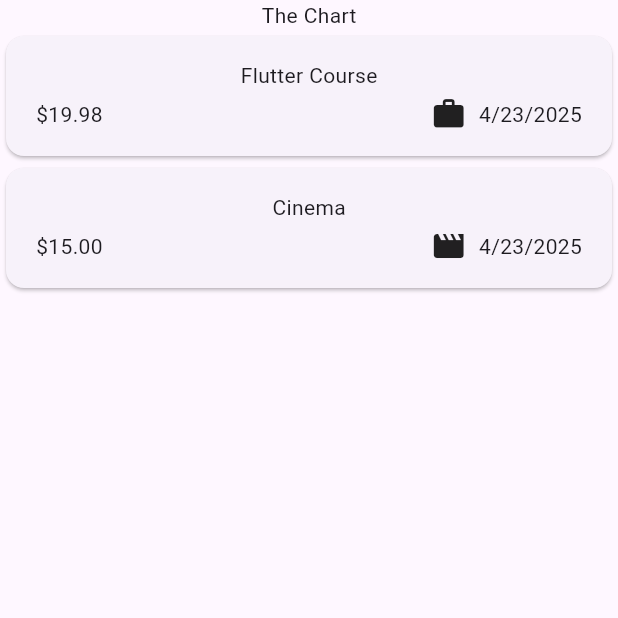
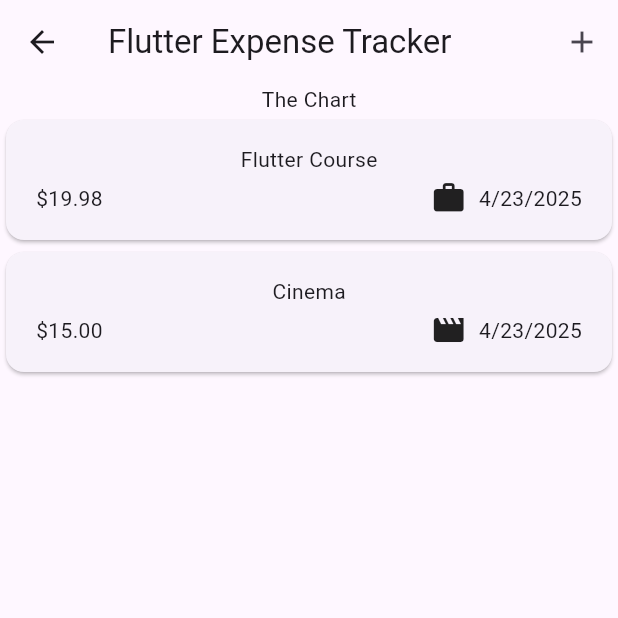
Before and after one commit to dhikadityre/ExpenseTrackerFt, a Flutter app: the screen it shows after launch, on a phone screen of 412 x 824 dp, the top half of it. Run offline on Flutter 3.47's test engine with Material 3 defaults, Android fonts, the phone set to English and light mode, and no system bars.

Commit message:
feat: Setting an AppBar with a Title and Custom Action and Navigation Back

```diff
--- a/lib/main.dart
+++ b/lib/main.dart
@@ -3,8 +3,9 @@
 
 void main() {
   runApp(
-    const MaterialApp(
-      home: Expenses(),
+    MaterialApp(
+      theme: ThemeData(useMaterial3: true), // styling theme
+      home: const Expenses(),
     ),
   );
 }
--- a/lib/models/expenses_model.dart
+++ b/lib/models/expenses_model.dart
@@ -29,7 +29,7 @@ class ExpansesModel {
   final DateTime date;
   final Category category;
 
-  String get formattedDate {
+  String get formattedDate { // computed property getters
     return formatter.format(date);
   }
 }
--- a/lib/widgets/expenses.dart
+++ b/lib/widgets/expenses.dart
@@ -30,6 +30,19 @@ class _ExpensesState extends State<Expenses> {
   @override
   Widget build(context) {
     return Scaffold(
+      appBar: AppBar(
+        leading: IconButton(
+          icon: const Icon(Icons.arrow_back),
+          onPressed: () => Navigator.pop(context, false),
+        ),
+        title: const Text('Flutter Expense Tracker'),
+        actions: [
+          IconButton(
+            onPressed: () {},
+            icon: const Icon(Icons.add),
+          )
+        ],
+      ),
       body: Column(
         children: [
           const Text('The Chart'),
```
